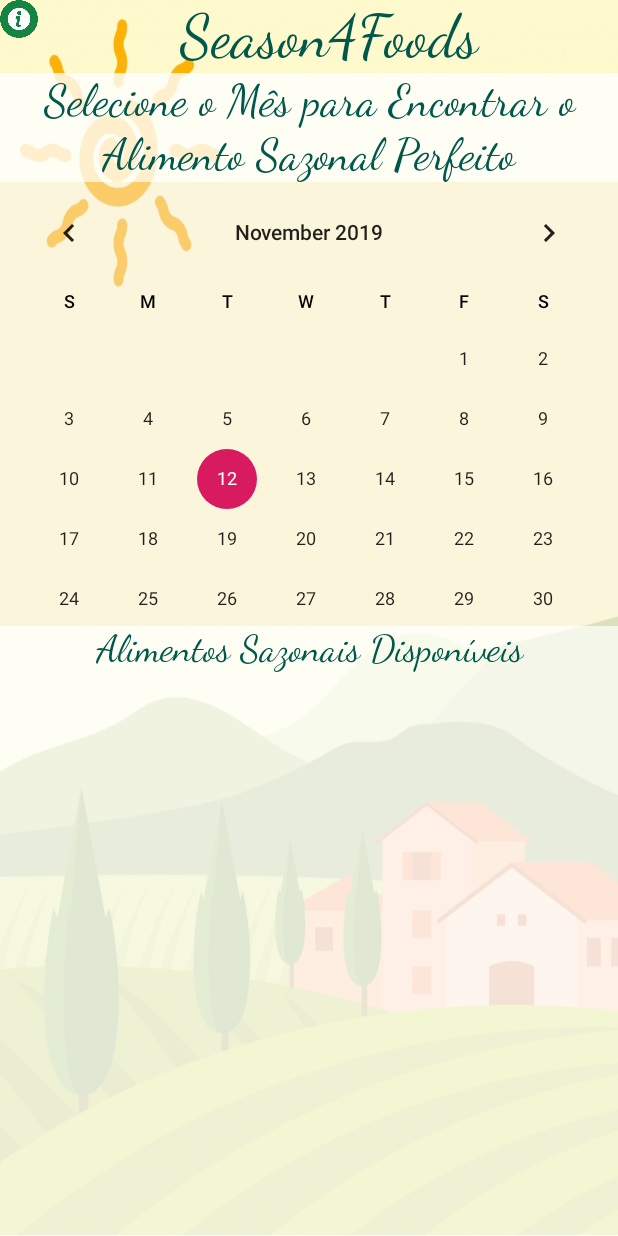
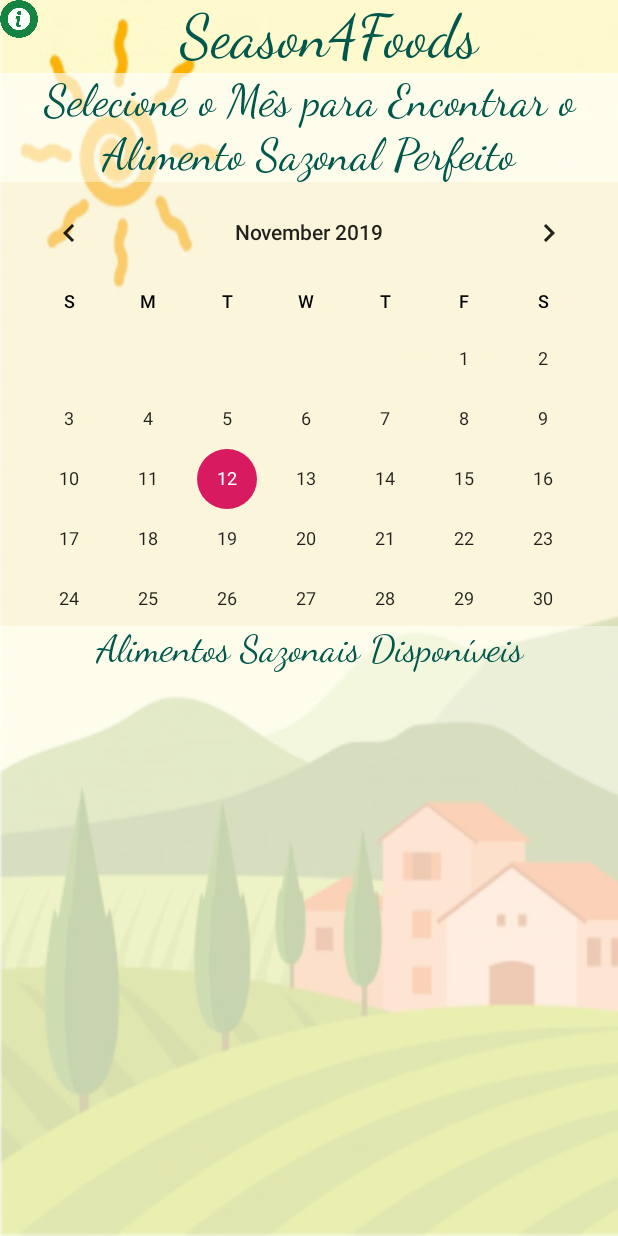
Before and after one commit to MichaelToniolo/Season4Foods, an Android app: the screen it shows after launch (MainActivity), on a phone screen of 412 x 824 dp. Run offline under Robolectric (Android 15) with nearby library versions, the phone set to English and light mode, and no system bars.

Commit message:
Alteração da resolução das imagens de fundo do app
Devido a alta resolução das imagens de fundo as mesmas sofreram alterações para um melhor desempenho do aplicativo

```diff
--- a/Season4Foods/app/src/main/res/layout/activity_main.xml
+++ b/Season4Foods/app/src/main/res/layout/activity_main.xml
@@ -84,26 +84,25 @@
 
             ></CalendarView>
     </LinearLayout>
+
     <TextView
 
         android:id="@+id/textView2"
         android:layout_width="match_parent"
         android:layout_height="wrap_content"
+        android:background="@color/MyBackgroundFontColor"
+        android:fontFamily="cursive"
         android:text="Alimentos Sazonais Disponíveis"
-        android:fontFamily="cursive"
+        android:textAlignment="center"
         android:textColor="@color/colorPrimaryDark"
-        android:textAlignment="center"
-        android:background="@color/MyBackgroundFontColor"
         android:textSize="25dp"
         tools:visibility="visible" />
 
 
-
     <ListView
-        xmlns:android="http://schemas.android.com/apk/res/android"
+        android:id="@+id/lista_alimentos"
         android:layout_width="match_parent"
         android:layout_height="match_parent"
-        android:id="@+id/lista_alimentos"
         android:background="@color/MyBackgroundFontColor"
 
         ></ListView>
--- a/Season4Foods/app/src/main/res/layout/activity_receitas.xml
+++ b/Season4Foods/app/src/main/res/layout/activity_receitas.xml
@@ -47,8 +47,9 @@
             android:layout_width="match_parent"
             android:layout_height="wrap_content"
             android:layout_gravity="center"
-            android:background="@color/MyBackgroundFontColor"
+            android:background="#CBFFFFFF"
             android:fontFamily="cursive"
+            android:textColor="@color/colorPrimaryDark"
             android:textSize="45dp" />
 
         <LinearLayout
--- a/Season4Foods/app/src/main/res/values/colors.xml
+++ b/Season4Foods/app/src/main/res/values/colors.xml
@@ -3,6 +3,6 @@
     <color name="colorPrimary">#008577</color>
     <color name="colorPrimaryDark">#00574B</color>
     <color name="colorAccent">#D81B60</color>
-    <color name="MyBackgroundFontColor">#CBFFFFFF</color>
+    <color name="MyBackgroundFontColor">#A2FFFFFF</color>
     <color name="CalendarColor">#3EF7EFEF</color>
 </resources>
```
Also changed, not shown: Season4Foods/app/src/main/res/drawable/backgroundmain.jpg, Season4Foods/app/src/main/res/drawable/summer_bg.jpg.
